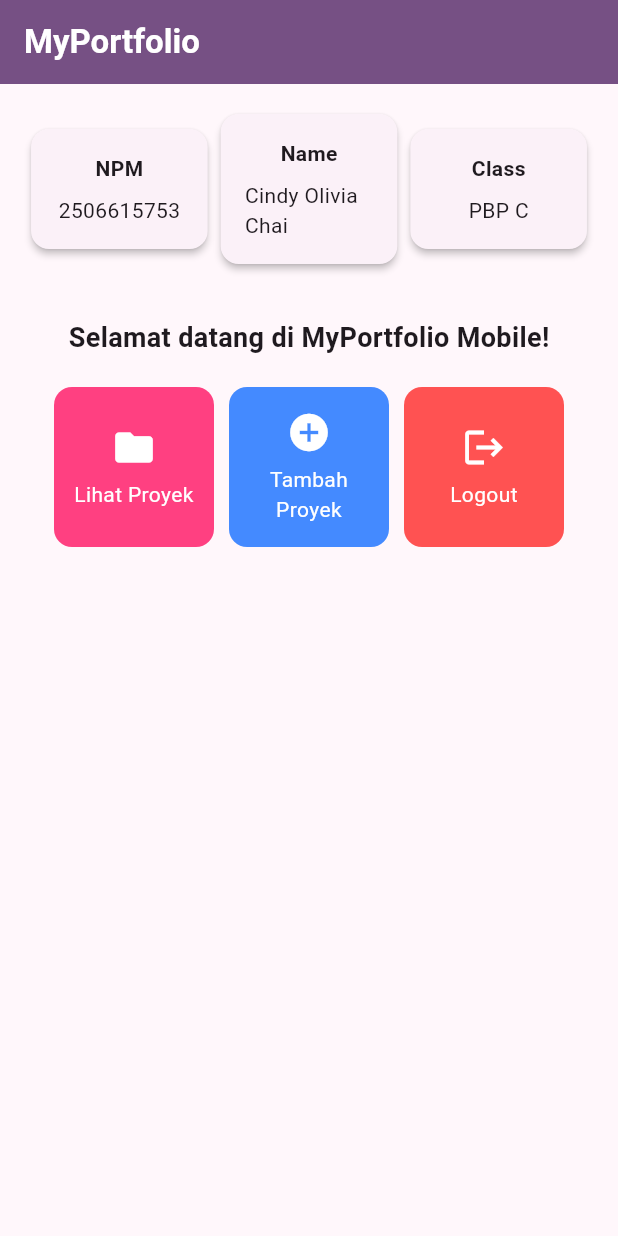
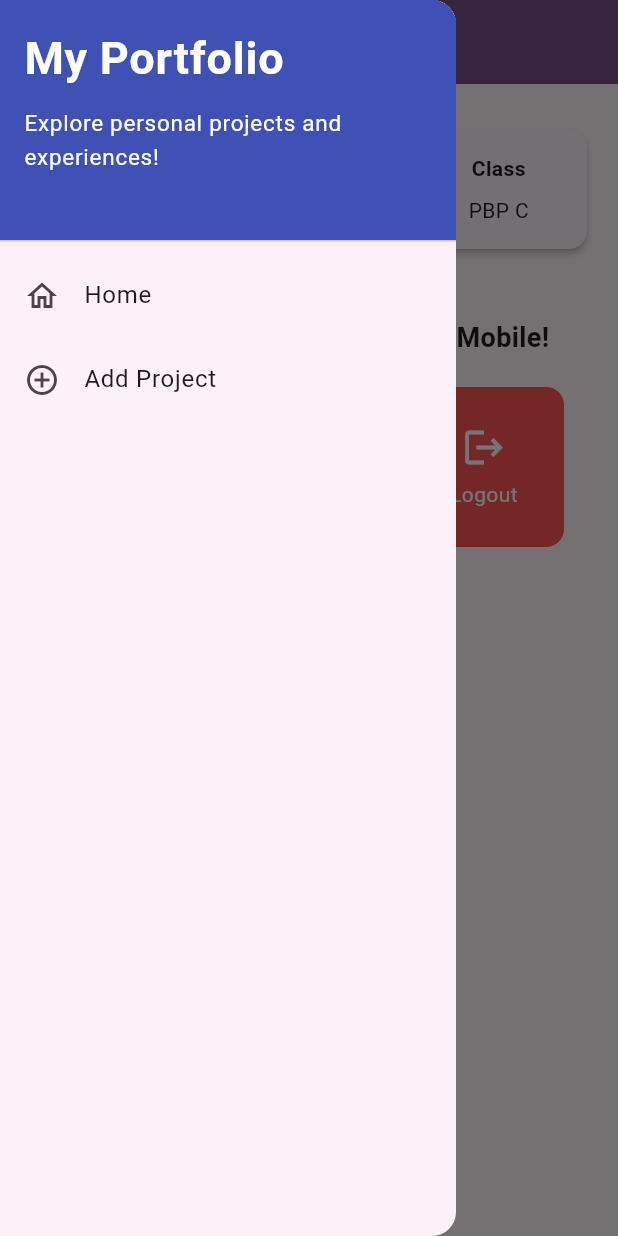
Before and after one commit to nowuqse/myportofolio_mobile, a Flutter app: the screen it shows after launch, with the side drawer open (before the commit the screen has no drawer), on a phone screen of 412 x 824 dp. Run offline on Flutter 3.47's test engine with Material 3 defaults, Android fonts, the phone set to English and light mode, and no system bars.

Commit message:
feat: complete Flutter navigation and project form

```diff
--- a/lib/main.dart
+++ b/lib/main.dart
@@ -1,5 +1,5 @@
 import 'package:flutter/material.dart';
-import 'package:myportofolio_mobile/menu.dart';
+import 'package:myportofolio_mobile/screens/menu.dart';
 
 void main() {
   runApp(const MyApp());
@@ -20,7 +20,7 @@ class MyApp extends StatelessWidget {
         ),
         useMaterial3: true,
       ),
-      home: MyHomePage(),
+      home: const MyHomePage(),
     );
   }
 }
--- a/lib/menu.dart
+++ /dev/null
@@ -1,214 +0,0 @@
-import 'package:flutter/material.dart';
-
-class MyHomePage extends StatelessWidget {
-  MyHomePage({super.key});
-
-  final String npm = "2506615753";
-  final String nama = "Cindy Olivia Chai";
-  final String kelas = "PBP C";
-
-  final List<ItemHomepage> items = [
-    ItemHomepage("Lihat Proyek", Icons.folder, Colors.pinkAccent),
-    ItemHomepage("Tambah Proyek", Icons.add_circle, Colors.blueAccent),
-    ItemHomepage("Logout", Icons.logout, Colors.redAccent),
-  ];
-
-  @override
-  Widget build(BuildContext context) {
-    // Scaffold menyediakan struktur visual dasar halaman (AppBar, Body, SnackBar).
-    return Scaffold(
-      // AppBar menampilkan bar bagian atas halaman aplikasi.
-      appBar: AppBar(
-        title: const Text(
-          'MyPortfolio',
-          style: TextStyle(
-            color: Colors.white,
-            fontWeight: FontWeight.bold,
-          ),
-        ),
-        backgroundColor: Theme.of(context).colorScheme.primary,
-      ),
-
-      // Body halaman utama dengan padding di sekelilingnya.
-      body: Padding(
-        padding: const EdgeInsets.all(16.0),
-        child: Column(
-          crossAxisAlignment: CrossAxisAlignment.center,
-          children: [
-            // Baris horizontal untuk menampilkan 3 InfoCard secara sejajar.
-            Row(
-              mainAxisAlignment: MainAxisAlignment.spaceEvenly,
-              children: [
-                InfoCard(title: 'NPM', content: npm),
-                InfoCard(title: 'Name', content: nama),
-                InfoCard(title: 'Class', content: kelas),
-              ],
-            ),
-
-            const SizedBox(height: 16.0),
-
-            // Bagian tengah: pesan sambutan dan kisi tombol menu portofolio.
-            Center(
-              child: Column(
-                children: [
-                  const Padding(
-                    padding: EdgeInsets.only(top: 16.0),
-                    child: Text(
-                      'Selamat datang di MyPortfolio Mobile!',
-                      style: TextStyle(
-                        fontWeight: FontWeight.bold,
-                        fontSize: 18.0,
-                      ),
-                    ),
-                  ),
-
-                  // GridView menampilkan kartu tombol dalam tata letak kisi 3 kolom.
-                  GridView.count(
-                    primary: true,
-                    padding: const EdgeInsets.all(20),
-                    crossAxisSpacing: 10,
-                    mainAxisSpacing: 10,
-                    crossAxisCount: 3,
-                    // shrinkWrap agar ukuran kisi menyesuaikan tinggi konten anak.
-                    shrinkWrap: true,
-                    children: items.map((ItemHomepage item) {
-                      // Cek apakah item yang diklik bernama "Logout"
-                      return ItemCard(item, () {
-                        if (item.name == "Logout") {
-                          // Jika Logout, panggil fungsi dialog
-                          _showLogoutDialog(context);
-                        } else {
-                          // Jika tombol lain, tampilkan SnackBar seperti biasa
-                          ScaffoldMessenger.of(context)
-                            ..hideCurrentSnackBar()
-                            ..showSnackBar(
-                              SnackBar(content: Text("Kamu telah menekan tombol ${item.name}!")),
-                            );
-                        }
-                      });
-                    }).toList(),
-                  ),
-                ],
-              ),
-            ),
-          ],
-        ),
-      ),
-    );
-  }
-
-  void _showLogoutDialog(BuildContext context) {
-    showDialog(
-      context: context,
-      builder: (BuildContext context) {
-        return AlertDialog(
-          title: const Text('Konfirmasi Logout'),
-          content: const Text('Apakah kamu yakin ingin keluar dari aplikasi?'),
-          actions: [
-            // Tombol Batal
-            TextButton(
-              onPressed: () {
-                Navigator.of(context).pop(); // Menutup dialog
-              },
-              child: const Text('Batal'),
-            ),
-            // Tombol Logout
-            ElevatedButton(
-              onPressed: () {
-                Navigator.of(context).pop(); // Menutup dialog
-                // Lalu tampilkan SnackBar sebagai tanda berhasil logout
-                ScaffoldMessenger.of(context).showSnackBar(
-                  const SnackBar(content: Text("Kamu telah menekan tombol Logout!")),
-                );
-              },
-              style: ElevatedButton.styleFrom(backgroundColor: Colors.redAccent),
-              child: const Text('Logout', style: TextStyle(color: Colors.white)),
-            ),
-          ],
-        );
-      },
-    );
-  }
-}
-
-class InfoCard extends StatelessWidget {
-  // Kartu informasi yang menampilkan judul (title) dan isi (content).
-  final String title;
-  final String content;
-
-  const InfoCard({super.key, required this.title, required this.content});
-
-  @override
-  Widget build(BuildContext context) {
-    return Card(
-      // Memberikan efek bayangan kartu elevasi 2 unit.
-      elevation: 2.0,
-      child: Container(
-        // Menyesuaikan lebar kartu dengan proporsi layar (dibagi 3.5).
-        width: MediaQuery.of(context).size.width / 3.5,
-        padding: const EdgeInsets.all(16.0),
-        // Menyusun teks title dan content secara vertikal.
-        child: Column(
-          children: [
-            Text(
-              title,
-              style: const TextStyle(fontWeight: FontWeight.bold),
-            ),
-            const SizedBox(height: 8.0),
-            Text(content),
-          ],
-        ),
-      ),
-    );
-  }
-}
-
-class ItemHomepage {
-  final String name;
-  final IconData icon;
-  final Color color;
-
-  ItemHomepage(this.name, this.icon, this.color);
-}
-
-class ItemCard extends StatelessWidget {
-  final ItemHomepage item;
-  final VoidCallback onPressed;
-
-  const ItemCard(this.item, this.onPressed, {super.key});
-
-  @override
-  Widget build(BuildContext context) {
-    return Material(
-      // Menggunakan warna sekunder dari skema tema aplikasi.
-      color: item.color,
-      borderRadius: BorderRadius.circular(12),
-      child: InkWell(
-        // Aksi ketika kartu ditekan oleh pengguna.
-        onTap: onPressed,
-        borderRadius: BorderRadius.circular(12),
-        child: Container(
-          padding: const EdgeInsets.all(8),
-          child: Center(
-            child: Column(
-              mainAxisAlignment: MainAxisAlignment.center,
-              children: [
-                Icon(
-                  item.icon,
-                  color: Colors.white,
-                  size: 30.0,
-                ),
-                const Padding(padding: EdgeInsets.all(3)),
-                Text(
-                  item.name,
-                  textAlign: TextAlign.center,
-                  style: const TextStyle(color: Colors.white),
-                ),
-              ],
-            ),
-          ),
-        ),
-      ),
-    );
-  }
-}
--- /dev/null
+++ b/lib/screens/menu.dart
@@ -0,0 +1,93 @@
+import 'package:flutter/material.dart';
+import 'package:myportofolio_mobile/widgets/left_drawer.dart';
+import 'package:myportofolio_mobile/widgets/project_card.dart';
+
+class MyHomePage extends StatelessWidget {
+  const MyHomePage({super.key});
+
+  final String npm = "2506615753";
+  final String nama = "Cindy Olivia Chai";
+  final String kelas = "PBP C";
+
+  final List<ItemHomepage> items = const [
+    ItemHomepage("Lihat Proyek", Icons.folder, Colors.pinkAccent),
+    ItemHomepage("Tambah Proyek", Icons.add_circle, Colors.blueAccent),
+    ItemHomepage("Logout", Icons.logout, Colors.redAccent),
+  ];
+
+  @override
+  Widget build(BuildContext context) {
+    return Scaffold(
+      appBar: AppBar(
+        title: const Text(
+          'MyPortfolio',
+          style: TextStyle(color: Colors.white, fontWeight: FontWeight.bold),
+        ),
+        backgroundColor: Theme.of(context).colorScheme.primary,
+        iconTheme: const IconThemeData(color: Colors.white),
+      ),
+      drawer: const LeftDrawer(),
+      body: SingleChildScrollView(
+        child: Padding(
+          padding: const EdgeInsets.all(16.0),
+          child: Column(
+            crossAxisAlignment: CrossAxisAlignment.center,
+            children: [
+              Row(
+                mainAxisAlignment: MainAxisAlignment.spaceEvenly,
+                children: [
+                  InfoCard(title: 'NPM', content: npm),
+                  InfoCard(title: 'Name', content: nama),
+                  InfoCard(title: 'Class', content: kelas),
+                ],
+              ),
+              const SizedBox(height: 16.0),
+              const Padding(
+                padding: EdgeInsets.only(top: 16.0),
+                child: Text(
+                  'Selamat datang di MyPortfolio Mobile!',
+                  textAlign: TextAlign.center,
+                  style: TextStyle(fontWeight: FontWeight.bold, fontSize: 18.0),
+                ),
+              ),
+              GridView.count(
+                primary: false,
+                padding: const EdgeInsets.all(20),
+                crossAxisSpacing: 10,
+                mainAxisSpacing: 10,
+                crossAxisCount: 3,
+                shrinkWrap: true,
+                children: items.map((item) => ItemCard(item)).toList(),
+              ),
+            ],
+          ),
+        ),
+      ),
+    );
+  }
+}
+
+class InfoCard extends StatelessWidget {
+  final String title;
+  final String content;
+
+  const InfoCard({super.key, required this.title, required this.content});
+
+  @override
+  Widget build(BuildContext context) {
+    return Card(
+      elevation: 2.0,
+      child: Container(
+        width: MediaQuery.of(context).size.width / 3.5,
+        padding: const EdgeInsets.all(16.0),
+        child: Column(
+          children: [
+            Text(title, style: const TextStyle(fontWeight: FontWeight.bold)),
+            const SizedBox(height: 8.0),
+            Text(content),
+          ],
+        ),
+      ),
+    );
+  }
+}
--- /dev/null
+++ b/lib/widgets/left_drawer.dart
@@ -0,0 +1,61 @@
+import 'package:flutter/material.dart';
+import 'package:myportofolio_mobile/screens/menu.dart';
+import 'package:myportofolio_mobile/screens/project_form.dart';
+
+class LeftDrawer extends StatelessWidget {
+  const LeftDrawer({super.key});
+
+  @override
+  Widget build(BuildContext context) {
+    return Drawer(
+      child: ListView(
+        padding: EdgeInsets.zero,
+        children: [
+          const DrawerHeader(
+            decoration: BoxDecoration(color: Colors.indigo),
+            child: Column(
+              crossAxisAlignment: CrossAxisAlignment.start,
+              children: [
+                Text(
+                  'My Portfolio',
+                  style: TextStyle(
+                    fontSize: 30,
+                    fontWeight: FontWeight.bold,
+                    color: Colors.white,
+                  ),
+                ),
+                SizedBox(height: 10),
+                Text(
+                  'Explore personal projects and experiences!',
+                  style: TextStyle(fontSize: 15, color: Colors.white),
+                ),
+              ],
+            ),
+          ),
+          ListTile(
+            leading: const Icon(Icons.home_outlined),
+            title: const Text('Home'),
+            onTap: () {
+              Navigator.pushReplacement(
+                context,
+                MaterialPageRoute(builder: (context) => const MyHomePage()),
+              );
+            },
+          ),
+          ListTile(
+            leading: const Icon(Icons.add_circle_outline),
+            title: const Text('Add Project'),
+            onTap: () {
+              Navigator.pushReplacement(
+                context,
+                MaterialPageRoute(
+                  builder: (context) => const ProjectFormPage(),
+                ),
+              );
+            },
+          ),
+        ],
+      ),
+    );
+  }
+}
--- /dev/null
+++ b/lib/widgets/project_card.dart
@@ -0,0 +1,97 @@
+import 'package:flutter/material.dart';
+import 'package:myportofolio_mobile/screens/project_form.dart';
+
+class ItemHomepage {
+  final String name;
+  final IconData icon;
+  final Color color;
+
+  const ItemHomepage(this.name, this.icon, this.color);
+}
+
+class ItemCard extends StatelessWidget {
+  final ItemHomepage item;
+
+  const ItemCard(this.item, {super.key});
+
+  @override
+  Widget build(BuildContext context) {
+    return Material(
+      color: item.color,
+      borderRadius: BorderRadius.circular(12),
+      child: InkWell(
+        onTap: () {
+          ScaffoldMessenger.of(context)
+            ..hideCurrentSnackBar()
+            ..showSnackBar(
+              SnackBar(
+                content: Text("Kamu telah menekan tombol ${item.name}!"),
+              ),
+            );
+
+          if (item.name == "Tambah Proyek") {
+            Navigator.push(
+              context,
+              MaterialPageRoute(builder: (context) => const ProjectFormPage()),
+            );
+          } else if (item.name == "Logout") {
+            _showLogoutDialog(context);
+          }
+        },
+        borderRadius: BorderRadius.circular(12),
+        child: Container(
+          padding: const EdgeInsets.all(8),
+          child: Center(
+            child: Column(
+              mainAxisAlignment: MainAxisAlignment.center,
+              children: [
+                Icon(item.icon, color: Colors.white, size: 30.0),
+                const Padding(padding: EdgeInsets.all(3)),
+                Text(
+                  item.name,
+                  textAlign: TextAlign.center,
+                  style: const TextStyle(color: Colors.white),
+                ),
+              ],
+            ),
+          ),
+        ),
+      ),
+    );
+  }
+
+  void _showLogoutDialog(BuildContext context) {
+    showDialog(
+      context: context,
+      builder: (context) {
+        return AlertDialog(
+          title: const Text('Konfirmasi Logout'),
+          content: const Text('Apakah kamu yakin ingin keluar dari aplikasi?'),
+          actions: [
+            TextButton(
+              onPressed: () => Navigator.pop(context),
+              child: const Text('Batal'),
+            ),
+            ElevatedButton(
+              onPressed: () {
+                Navigator.pop(context);
+                ScaffoldMessenger.of(context).showSnackBar(
+                  const SnackBar(
+                    content: Text('Kamu telah menekan tombol Logout!'),
+                  ),
+                );
+              },
+              style: ElevatedButton.styleFrom(
+                backgroundColor: Colors.redAccent,
+              ),
+              child: const Text(
+                'Logout',
+                style: TextStyle(color: Colors.white),
+              ),
+            ),
+          ],
+        );
+      },
+    );
+  }
+}
```
Also changed, not shown: lib/screens/project_form.dart (added, +205 -0 lines), 1 other file.
